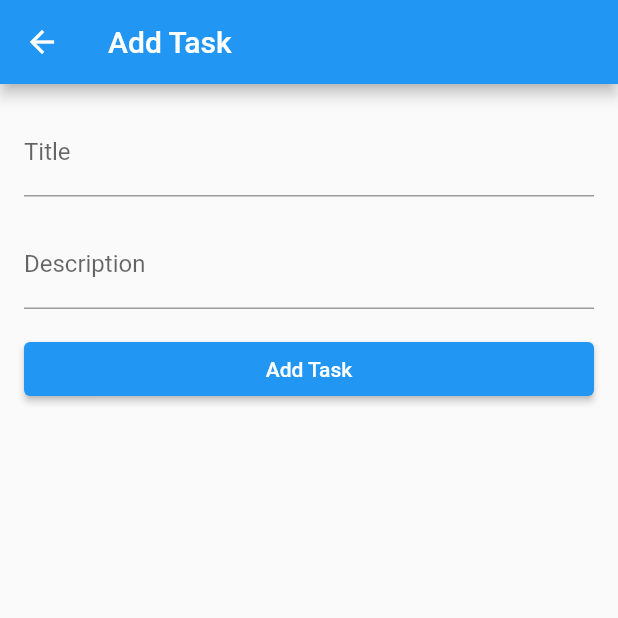
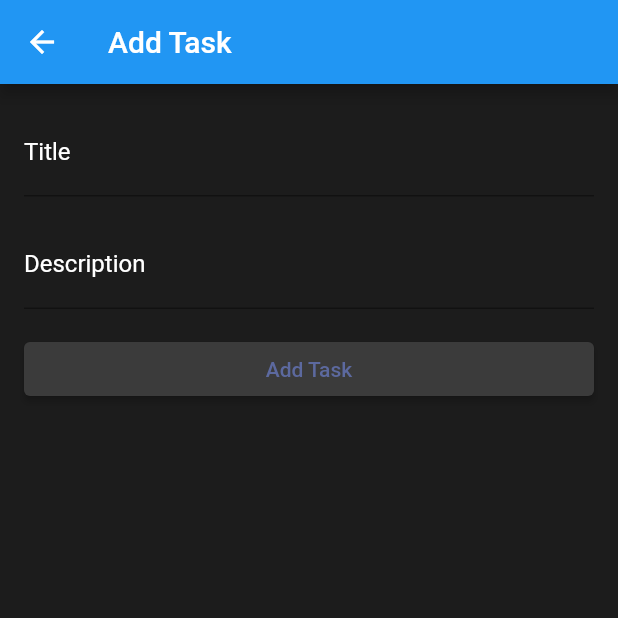
Before and after one commit to xuancuong2k3/cuoikiandroi, a Flutter app: the screen it shows after launch, after a tap on "Add Task", on a phone screen of 412 x 824 dp, the top half of it. Run offline on Flutter 3.47's test engine with Material 2 defaults, Android fonts, the phone set to English and light mode, and no system bars.

Commit message:
Chinh mau sac

```diff
--- a/taskt_mangament/lib/widgets/add_task_page.dart
+++ b/taskt_mangament/lib/widgets/add_task_page.dart
@@ -1,6 +1,6 @@
 import 'package:flutter/material.dart';
-import 'home_page.dart';
-import '../models/task.dart';
+import 'package:taskt_mangament/widgets/home_page.dart';
+import 'package:taskt_mangament/models/task.dart';
 
 class AddTaskPage extends StatefulWidget {
   final Function(Task) addTaskCallback;
@@ -32,6 +32,7 @@ class _AddTaskPageState extends State<AddTaskPage> {
   @override
   Widget build(BuildContext context) {
     return Scaffold(
+      backgroundColor: Color(0xFF1C1C1C),
       appBar: AppBar(
         title: Text('Add Task'),
       ),
@@ -44,14 +45,22 @@ class _AddTaskPageState extends State<AddTaskPage> {
               controller: _titleController,
               decoration: InputDecoration(
                 labelText: 'Title',
+                labelStyle: TextStyle(
+                  color: Colors.white
+                ),
               ),
+              style: TextStyle(color: Colors.white),
             ),
             SizedBox(height: 16.0),
             TextField(
               controller: _descriptionController,
               decoration: InputDecoration(
                 labelText: 'Description',
+                labelStyle: TextStyle(
+                  color: Colors.white
+                )
               ),
+              style: TextStyle(color: Colors.white),
             ),
             SizedBox(height: 16.0),
             ElevatedButton(
@@ -68,7 +77,10 @@ class _AddTaskPageState extends State<AddTaskPage> {
                   Navigator.pop(context);
                 }
               },
-              child: Text('Add Task'),
+              child: Text('Add Task',style: TextStyle(color: Color(0xFF5C699F)),),
+              style: ElevatedButton.styleFrom(
+                backgroundColor: Color(0xFF3B3B3B),
+              ),
             ),
           ],
         ),
--- a/taskt_mangament/lib/widgets/home_page.dart
+++ b/taskt_mangament/lib/widgets/home_page.dart
@@ -130,7 +130,10 @@ class _HomePageState extends State<HomePage> {
             SizedBox(height: 16.0),
             ElevatedButton(
               onPressed: _openAddTaskPage,
-              child: Text('Add Task'),
+              child: Text('Add Task',style: TextStyle(color: Color(0xFF5C699F)),),
+              style: ElevatedButton.styleFrom(
+                backgroundColor: Color(0xFF3B3B3B),
+              ),
             ),
           ],
         ),
--- a/taskt_mangament/lib/widgets/task_completed.dart
+++ b/taskt_mangament/lib/widgets/task_completed.dart
@@ -38,7 +38,7 @@ class TaskCompleted extends StatelessWidget {
               decoration: TextDecoration.lineThrough,
               color: Colors.white),
         ),
-        subtitle: Text(taskDescription),
+        subtitle: Text(taskDescription, style:  TextStyle(color: Colors.grey),),
         trailing: IconButton(
           icon: Icon(
             Icons.delete,
--- a/taskt_mangament/lib/widgets/todo_task.dart
+++ b/taskt_mangament/lib/widgets/todo_task.dart
@@ -33,7 +33,7 @@ class ToDoTask extends StatelessWidget {
           checkColor: Color(0xFF363636),
         ),
         title: Text(taskName, style: TextStyle(color: Colors.white)),
-        subtitle: Text(taskDescription),
+        subtitle: Text(taskDescription, style:  TextStyle(color: Colors.grey),),
         trailing: IconButton(
           icon: Icon(
             Icons.delete,
```
